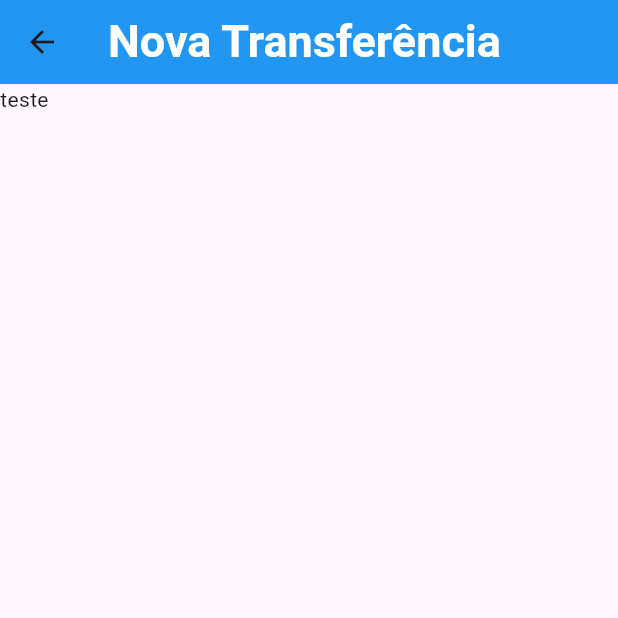
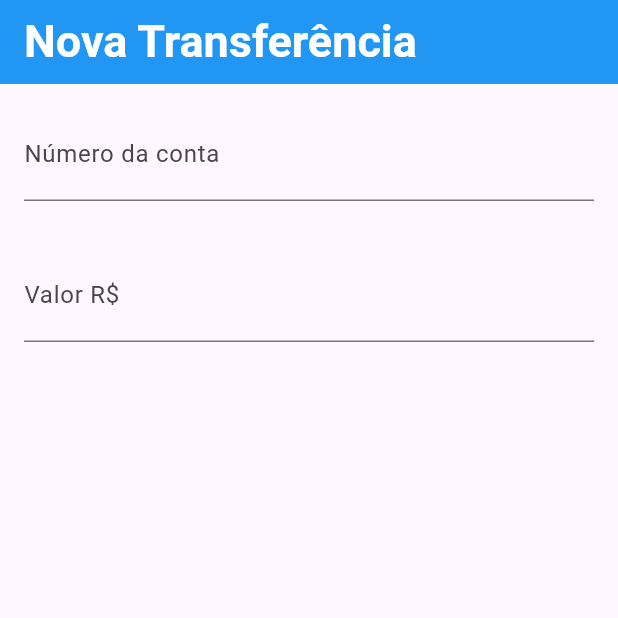
Before and after one commit to rafaelcf00/projeto_flutter_dsm5, a Flutter app: the FormularioTransferencia screen opened directly, on a phone screen of 412 x 824 dp, the top half of it. Run offline on Flutter 3.47's test engine with Material 3 defaults, Android fonts, the phone set to English and light mode, and no system bars.

Commit message:
Aula.09.03.2024

```diff
--- a/lib/main.dart
+++ b/lib/main.dart
@@ -9,7 +9,7 @@ class BankApp extends StatelessWidget {
   Widget build(BuildContext context) {
     return MaterialApp(
       home: Scaffold(
-        body: ListaTransferencias(),
+        body: FormularioTransferencia(),
       ),
     );
   }
@@ -30,7 +30,36 @@ class FormularioTransferencia extends StatelessWidget {
               color: Colors.white, fontSize: 30, fontWeight: FontWeight.bold),
         ),
       ),
-      body: Text('teste'),
+      body: Column(
+        children: const [
+          Padding(
+            padding: EdgeInsets.all(16.0),
+            child: TextField(
+              style: TextStyle(
+                fontSize: 20.0,
+              ),
+              decoration: InputDecoration(
+                labelText: 'Número da conta',
+                hintText: '0000',
+              ),
+              keyboardType: TextInputType.number,
+            ),
+          ),
+          Padding(
+            padding: EdgeInsets.all(16.0),
+            child: TextField(
+              style: TextStyle(
+                fontSize: 20.0,
+              ),
+              decoration: InputDecoration(
+                labelText: 'Valor R\$',
+                hintText: '0.00',
+              ),
+              keyboardType: TextInputType.number,
+            ),
+          ),
+        ],
+      ),
     );
   }
 }
```
